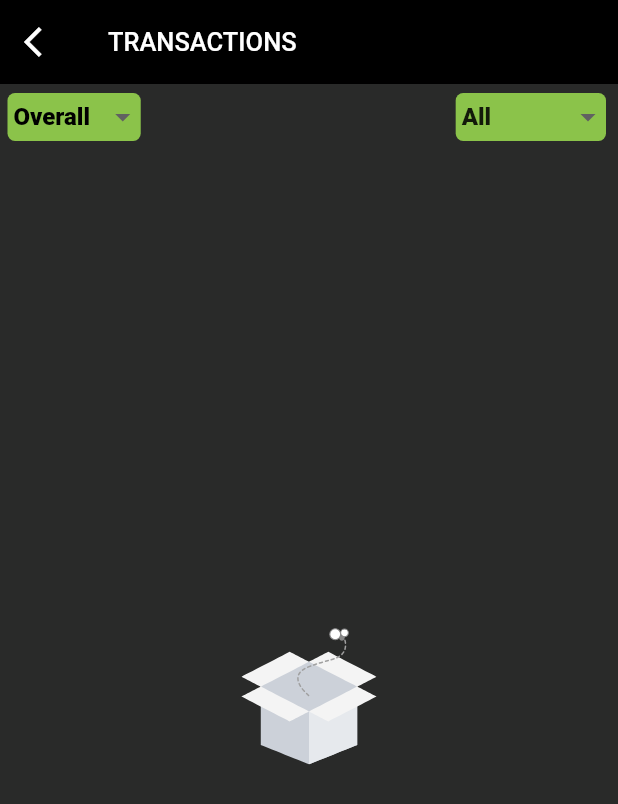
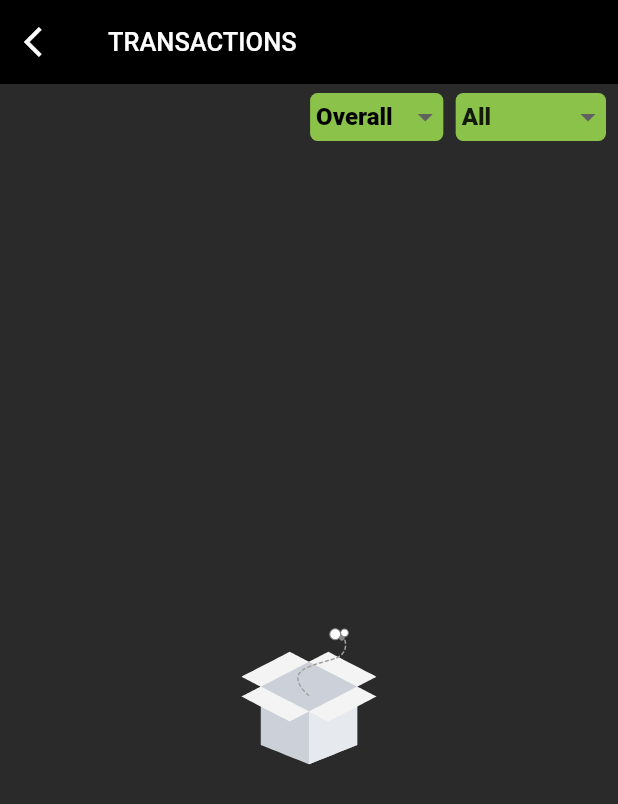
Before and after one commit to REEM-SALEEM/Money_manager, a Flutter app: the TransactionList screen opened directly, on a phone screen of 412 x 824 dp. Shown: the top 804 px of the screen. Run offline on Flutter 3.47's test engine with Material 2 defaults, Android fonts, the phone set to English and light mode, and no system bars; our stand-ins replace flutter_local_notifications, flutter_native_timezone, flutter_slidable, hive_flutter, lottie, rxdart and 5 more; missing offline and left inert: restart_app; accounts and stored records are empty.

Commit message:
first commit

```diff
--- a/lib/category/screen_category.dart
+++ b/lib/category/screen_category.dart
@@ -18,6 +18,7 @@ int indexTab = 0;
 class _ScreenCategoryState extends State<ScreenCategory> {
   @override
   void initState() {
+    setState(() {});
     CategoryDB().refreshUI();
     setState(() {
       FloatingActionButton;
@@ -40,7 +41,7 @@ class _ScreenCategoryState extends State<ScreenCategory> {
                 style: TextStyle(fontSize: 20, color: Colors.white)),
             backgroundColor: Colors.black),
         body: Container(
-          height: 80.h,
+          height: 100.h,
           // height: 705,
           // width: 900,
           decoration: const BoxDecoration(
--- a/lib/category/widgets/income.dart
+++ b/lib/category/widgets/income.dart
@@ -17,7 +17,8 @@ class _IncomeState extends State<Income> {
   Widget build(BuildContext context) {
     return Scaffold(
       backgroundColor: const Color.fromARGB(255, 17, 17, 17),
-      body: Padding(
+      body: Stack(
+        children: [Padding(
           padding: const EdgeInsets.all(8.0),
           child: ValueListenableBuilder(
               valueListenable: CategoryDB().incomeCategoryList,
@@ -64,6 +65,7 @@ class _IncomeState extends State<Income> {
                     });
               }),
         ),
+      ]),
     );
   }
 
--- a/lib/transactions/view/transactions_view.dart
+++ b/lib/transactions/view/transactions_view.dart
@@ -1,5 +1,5 @@
 import 'package:flutter/material.dart';
-import 'package:flutter_local_notifications/flutter_local_notifications.dart';
+import 'package:sizer/sizer.dart';
 import 'package:lottie/lottie.dart';
 import 'package:money_manager/transactions/refactor/card_refactor.dart';
 import '../../db/transaction/transaction_db.dart';
@@ -102,7 +102,8 @@ class _TransactionListState extends State<TransactionList> {
           elevation: 0,
         ),
         body: Column(children: [
-          Row(mainAxisAlignment: MainAxisAlignment.spaceBetween, children: [
+          Row(mainAxisAlignment: MainAxisAlignment.end
+          , children: [
             //----Category Drop down button
             Padding(
               padding: const EdgeInsets.fromLTRB(5, 0, 0, 0),
@@ -136,6 +137,7 @@ class _TransactionListState extends State<TransactionList> {
                 ),
               ),
             ),
+            SizedBox(width: 2.w,),
             Padding(
               padding: const EdgeInsets.fromLTRB(0, 6, 8, 6),
               child: Container(
--- a/pubspec.yaml
+++ b/pubspec.yaml
@@ -17,7 +17,7 @@ publish_to: 'none' # Remove this line if you wish to publish to pub.dev
 # https://developer.apple.com/library/archive/documentation/General/Reference/InfoPlistKeyReference/Articles/CoreFoundationKeys.html
 # In Windows, build-name is used as the major, minor, and patch parts
 # of the product and file versions while build-number is used as the build suffix.
-version: 1.0.0+4
+version: 1.0.0+5
 
 environment:
   sdk: '>=2.18.1 <3.0.0'
```
Lines whose indentation alone changed are shown as unchanged.
